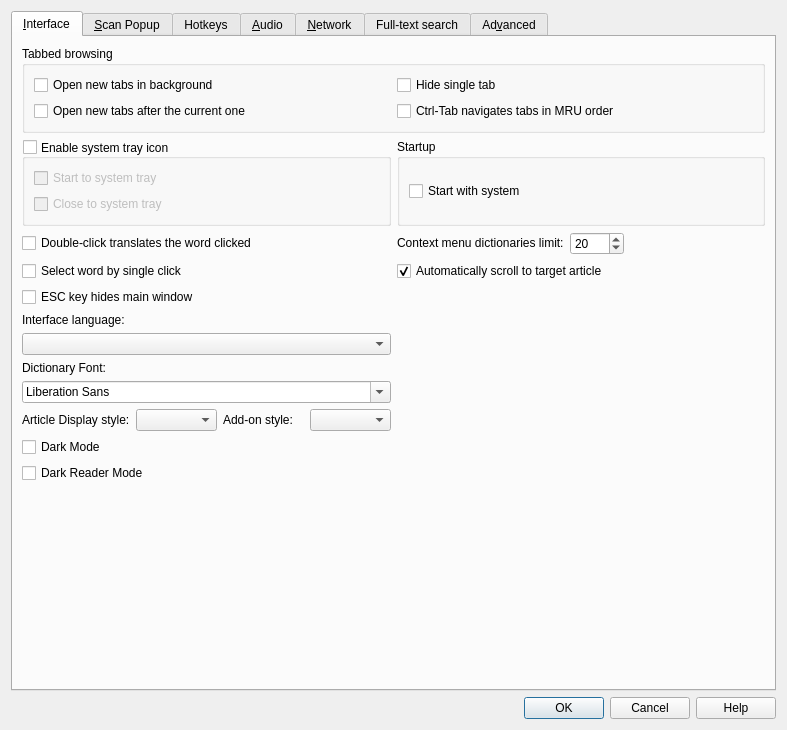
The window that src/ui/preferences.ui (xiaoyifang/goldendict-ng) describes before a commit, drawn with Qt 5.
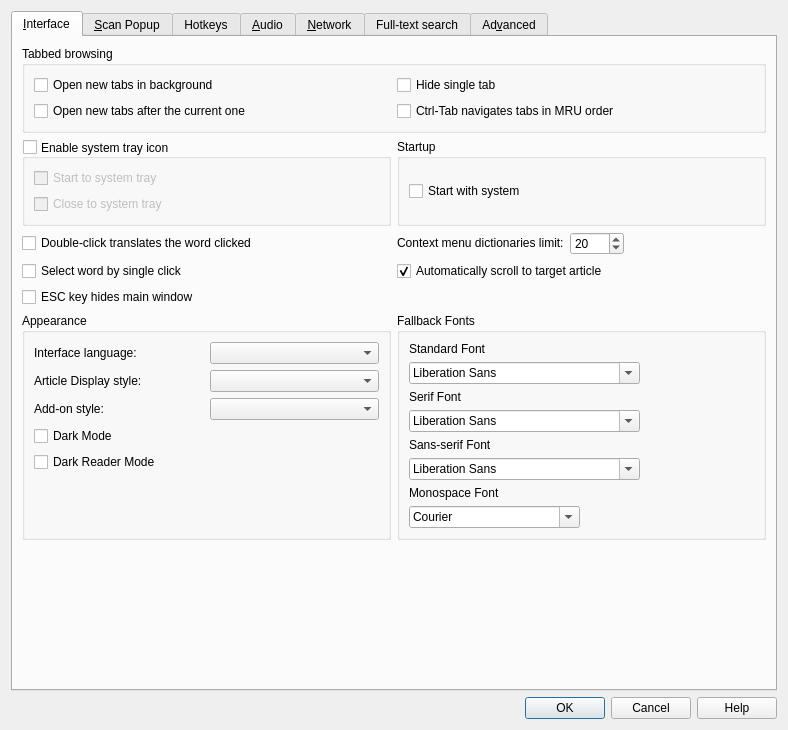
The same window after the commit. Icons and pictures are not drawn. Custom widgets are drawn as their Qt base class.

Commit message:
feat: add font customization (#973)
* action: auto clang format changes

action: clang-format

* feat: add separator tab to configure the font family for the web engine.

feat: custom fonts

feat: add custom font

i18n: update crowdin translation files

* [autofix.ci] apply automated fixes

* feat: add notice about the font customization

* feat: adjust interface layout

* i18n: update transaltion source

* fix: code smells

* feat: custom font layout adjustment

* i18n: update translation items

* feat: adjust layout of custom fonts

* i18n: new

* feat: adjust layout

---------

```diff
--- a/src/ui/preferences.ui
+++ b/src/ui/preferences.ui
@@ -6,7 +6,7 @@
    <rect>
     <x>0</x>
     <y>0</y>
-    <width>787</width>
+    <width>788</width>
     <height>730</height>
    </rect>
   </property>
@@ -53,6 +53,122 @@
        <property name="topMargin">
         <number>9</number>
        </property>
+       <item row="2" column="0">
+        <widget class="QCheckBox" name="doubleClickTranslates">
+         <property name="text">
+          <string>Double-click translates the word clicked</string>
+         </property>
+        </widget>
+       </item>
+       <item row="0" column="0" colspan="2">
+        <widget class="QGroupBox" name="groupBox">
+         <property name="title">
+          <string>Tabbed browsing</string>
+         </property>
+         <layout class="QGridLayout" name="gridLayout_5">
+          <item row="0" column="0">
+           <widget class="QCheckBox" name="newTabsOpenInBackground">
+            <property name="toolTip">
+             <string>Normally, opening a new tab switches to it immediately.
+With this on however, new tabs will be opened without
+switching to them.</string>
+            </property>
+            <property name="text">
+             <string>Open new tabs in background</string>
+            </property>
+           </widget>
+          </item>
+          <item row="1" column="0">
+           <widget class="QCheckBox" name="newTabsOpenAfterCurrentOne">
+            <property name="toolTip">
+             <string>With this on, new tabs are opened just after the
+current, active one. Otherwise they are added to
+be the last ones.</string>
+            </property>
+            <property name="text">
+             <string>Open new tabs after the current one</string>
+            </property>
+           </widget>
+          </item>
+          <item row="0" column="1">
+           <widget class="QCheckBox" name="hideSingleTab">
+            <property name="toolTip">
+             <string>Select this option if you don't want to see the main tab bar when only a single tab is opened.</string>
+            </property>
+            <property name="text">
+             <string>Hide single tab</string>
+            </property>
+           </widget>
+          </item>
+          <item row="1" column="1">
+           <widget class="QCheckBox" name="mruTabOrder">
+            <property name="toolTip">
+             <string>MRU order: Most recently used order.</string>
+            </property>
+            <property name="text">
+             <string>Ctrl-Tab navigates tabs in MRU order</string>
+            </property>
+           </widget>
+          </item>
+         </layout>
+        </widget>
+       </item>
+       <item row="4" column="0">
+        <widget class="QCheckBox" name="escKeyHidesMainWindow">
+         <property name="toolTip">
+          <string>Normally, pressing ESC key moves focus to the translation line.
+With this on however, it will hide the main window.</string>
+         </property>
+         <property name="text">
+          <string>ESC key hides main window</string>
+         </property>
+        </widget>
+       </item>
+       <item row="3" column="0">
+        <widget class="QCheckBox" name="selectBySingleClick">
+         <property name="toolTip">
+          <string>Turn this option on if you want to select words by single mouse click</string>
+         </property>
+         <property name="text">
+          <string>Select word by single click</string>
+         </property>
+        </widget>
+       </item>
+       <item row="1" column="1">
+        <widget class="QGroupBox" name="groupBox_2">
+         <property name="title">
+          <string>Startup</string>
+         </property>
+         <layout class="QVBoxLayout" name="verticalLayout_2">
+          <item>
+           <widget class="QCheckBox" name="cbAutostart">
+            <property name="toolTip">
+             <string>Automatically starts GoldenDict after operation system bootup.</string>
+            </property>
+            <property name="text">
+             <string>Start with system</string>
+            </property>
+           </widget>
+          </item>
+         </layout>
+        </widget>
+       </item>
+       <item row="3" column="1">
+        <widget class="QCheckBox" name="autoScrollToTargetArticle">
+         <property name="toolTip">
+          <string>Normally, clicking on a link, double-clicking on a word or looking up
+selection in an article loads the translation and almost immediately
+scrolls to the article from the same dictionary. With this option off,
+however, the article from the topmost dictionary is shown.</string>
+         </property>
+         <property name="text">
+          <string>Automatically scroll to target article</string>
+         </property>
+         <property name="checked">
+          <bool>true</bool>
+         </property>
+        </widget>
+       </item>
        <item row="1" column="0">
         <widget class="QGroupBox" name="enableTrayIcon">
          <property name="toolTip">
@@ -100,32 +216,18 @@
          </layout>
         </widget>
        </item>
-       <item row="4" column="0">
-        <widget class="QCheckBox" name="escKeyHidesMainWindow">
-         <property name="toolTip">
-          <string>Normally, pressing ESC key moves focus to the translation line.
-With this on however, it will hide the main window.</string>
+       <item row="16" column="0" colspan="2">
+        <spacer name="verticalSpacer">
+         <property name="orientation">
+          <enum>Qt::Vertical</enum>
          </property>
-         <property name="text">
-          <string>ESC key hides main window</string>
+         <property name="sizeHint" stdset="0">
+          <size>
+           <width>20</width>
+           <height>40</height>
+          </size>
          </property>
-        </widget>
-       </item>
-       <item row="3" column="1">
-        <widget class="QCheckBox" name="autoScrollToTargetArticle">
-         <property name="toolTip">
-          <string>Normally, clicking on a link, double-clicking on a word or looking up
-selection in an article loads the translation and almost immediately
-scrolls to the article from the same dictionary. With this option off,
-however, the article from the topmost dictionary is shown.</string>
-         </property>
-         <property name="text">
-          <string>Automatically scroll to target article</string>
-         </property>
-         <property name="checked">
-          <bool>true</bool>
-         </property>
-        </widget>
+        </spacer>
        </item>
        <item row="2" column="1">
         <layout class="QHBoxLayout" name="horizontalLayout_13">
@@ -176,189 +278,214 @@
          </item>
         </layout>
        </item>
-       <item row="1" column="1">
-        <widget class="QGroupBox" name="groupBox_2">
-         <property name="title">
-          <string>Startup</string>
-         </property>
-         <layout class="QVBoxLayout" name="verticalLayout_2">
-          <item>
-           <widget class="QCheckBox" name="cbAutostart">
-            <property name="toolTip">
-             <string>Automatically starts GoldenDict after operation system bootup.</string>
-            </property>
-            <property name="text">
-             <string>Start with system</string>
-            </property>
-           </widget>
-          </item>
-         </layout>
-        </widget>
-       </item>
-       <item row="5" column="0">
-        <widget class="QLabel" name="label_6">
-         <property name="text">
-          <string>Interface language:</string>
-         </property>
-        </widget>
-       </item>
-       <item row="7" column="0">
-        <widget class="QLabel" name="label_21">
-         <property name="text">
-          <string>Dictionary Font: </string>
-         </property>
-        </widget>
-       </item>
-       <item row="20" column="0" colspan="2">
-        <spacer name="verticalSpacer">
-         <property name="orientation">
-          <enum>Qt::Vertical</enum>
-         </property>
-         <property name="sizeHint" stdset="0">
-          <size>
-           <width>20</width>
-           <height>40</height>
-          </size>
-         </property>
-        </spacer>
-       </item>
-       <item row="10" column="0" colspan="2">
-        <layout class="QVBoxLayout" name="verticalLayout_16">
-         <item>
-          <widget class="QCheckBox" name="darkMode">
-           <property name="toolTip">
-            <string>Turn the UI to dark.</string>
-           </property>
-           <property name="text">
-            <string>Dark Mode</string>
-           </property>
-          </widget>
-         </item>
-         <item>
-          <widget class="QCheckBox" name="darkReaderMode">
-           <property name="toolTip">
-            <string>Turn the article display style to dark.</string>
-           </property>
-           <property name="text">
-            <string>Dark Reader Mode</string>
-           </property>
-          </widget>
-         </item>
-        </layout>
-       </item>
-       <item row="3" column="0">
-        <widget class="QCheckBox" name="selectBySingleClick">
-         <property name="toolTip">
-          <string>Turn this option on if you want to select words by single mouse click</string>
-         </property>
-         <property name="text">
-          <string>Select word by single click</string>
-         </property>
-        </widget>
-       </item>
-       <item row="6" column="0">
-        <widget class="QComboBox" name="interfaceLanguage">
-         <property name="sizeAdjustPolicy">
-          <enum>QComboBox::AdjustToContents</enum>
-         </property>
-        </widget>
-       </item>
-       <item row="8" column="0">
-        <widget class="QFontComboBox" name="fontFamilies">
-         <property name="sizePolicy">
-          <sizepolicy hsizetype="Preferred" vsizetype="Fixed">
-           <horstretch>0</horstretch>
-           <verstretch>0</verstretch>
-          </sizepolicy>
-         </property>
-         <property name="toolTip">
-          <string>set the fallback font family for dictionary</string>
-         </property>
-        </widget>
-       </item>
-       <item row="2" column="0">
-        <widget class="QCheckBox" name="doubleClickTranslates">
-         <property name="text">
-          <string>Double-click translates the word clicked</string>
-         </property>
-        </widget>
-       </item>
-       <item row="0" column="0" colspan="2">
-        <widget class="QGroupBox" name="groupBox">
-         <property name="title">
-          <string>Tabbed browsing</string>
-         </property>
-         <layout class="QGridLayout" name="gridLayout_5">
-          <item row="0" column="0">
-           <widget class="QCheckBox" name="newTabsOpenInBackground">
-            <property name="toolTip">
-             <string>Normally, opening a new tab switches to it immediately.
-With this on however, new tabs will be opened without
-switching to them.</string>
-            </property>
-            <property name="text">
-             <string>Open new tabs in background</string>
-            </property>
-           </widget>
-          </item>
-          <item row="1" column="0">
-           <widget class="QCheckBox" name="newTabsOpenAfterCurrentOne">
-            <property name="toolTip">
-             <string>With this on, new tabs are opened just after the
-current, active one. Otherwise they are added to
-be the last ones.</string>
-            </property>
-            <property name="text">
-             <string>Open new tabs after the current one</string>
-            </property>
-           </widget>
-          </item>
-          <item row="0" column="1">
-           <widget class="QCheckBox" name="hideSingleTab">
-            <property name="toolTip">
-             <string>Select this option if you don't want to see the main tab bar when only a single tab is opened.</string>
-            </property>
-            <property name="text">
-             <string>Hide single tab</string>
-            </property>
-           </widget>
-          </item>
-          <item row="1" column="1">
-           <widget class="QCheckBox" name="mruTabOrder">
-            <property name="toolTip">
-             <string>MRU order: Most recently used order.</string>
-            </property>
-            <property name="text">
-             <string>Ctrl-Tab navigates tabs in MRU order</string>
-            </property>
-           </widget>
-          </item>
-         </layout>
-        </widget>
-       </item>
        <item row="9" column="0">
-        <layout class="QHBoxLayout" name="horizontalLayout_5">
-         <item>
-          <widget class="QLabel" name="label_9">
-           <property name="text">
-            <string>Article Display style:</string>
-           </property>
-          </widget>
-         </item>
-         <item>
-          <widget class="QComboBox" name="displayStyle"/>
-         </item>
-         <item>
-          <widget class="QLabel" name="addonStylesLabel">
-           <property name="text">
-            <string>Add-on style:</string>
-           </property>
-          </widget>
-         </item>
-         <item>
-          <widget class="StylesComboBox" name="addonStyles"/>
-         </item>
-        </layout>
+        <widget class="QGroupBox" name="groupBox_5">
+         <property name="title">
+          <string>Appearance</string>
+         </property>
+         <layout class="QVBoxLayout" name="verticalLayout_16">
+          <item>
+           <layout class="QHBoxLayout" name="horizontalLayout_4">
+            <item>
+             <widget class="QLabel" name="label_6">
+              <property name="text">
+               <string>Interface language:</string>
+              </property>
+             </widget>
+            </item>
+            <item>
+             <widget class="QComboBox" name="interfaceLanguage">
+              <property name="sizePolicy">
+               <sizepolicy hsizetype="Preferred" vsizetype="Fixed">
+                <horstretch>0</horstretch>
+                <verstretch>0</verstretch>
+               </sizepolicy>
+              </property>
+              <property name="minimumSize">
+               <size>
+                <width>153</width>
+                <height>0</height>
+               </size>
+              </property>
+              <property name="sizeAdjustPolicy">
+               <enum>QComboBox::AdjustToContents</enum>
+              </property>
+             </widget>
+            </item>
+           </layout>
+          </item>
+          <item>
+           <layout class="QHBoxLayout" name="horizontalLayout_5">
+            <item>
+             <widget class="QLabel" name="label_9">
+              <property name="text">
+               <string>Article Display style:</string>
+              </property>
+             </widget>
+            </item>
+            <item>
+             <widget class="QComboBox" name="displayStyle">
+              <property name="sizePolicy">
+               <sizepolicy hsizetype="Preferred" vsizetype="Fixed">
+                <horstretch>0</horstretch>
+                <verstretch>0</verstretch>
+               </sizepolicy>
+              </property>
+              <property name="minimumSize">
+               <size>
+                <width>100</width>
+                <height>0</height>
+               </size>
+              </property>
+             </widget>
+            </item>
+           </layout>
+          </item>
+          <item>
+           <layout class="QHBoxLayout" name="horizontalLayout_12">
+            <item>
+             <widget class="QLabel" name="addonStylesLabel">
+              <property name="text">
+               <string>Add-on style:</string>
+              </property>
+             </widget>
+            </item>
+            <item>
+             <widget class="StylesComboBox" name="addonStyles">
+              <property name="sizePolicy">
+               <sizepolicy hsizetype="Preferred" vsizetype="Fixed">
+                <horstretch>0</horstretch>
+                <verstretch>0</verstretch>
+               </sizepolicy>
+              </property>
+              <property name="minimumSize">
+               <size>
+                <width>100</width>
+                <height>0</height>
+               </size>
+              </property>
+             </widget>
+            </item>
+           </layout>
+          </item>
+          <item>
+           <widget class="QCheckBox" name="darkMode">
+            <property name="toolTip">
+             <string>Turn the UI to dark.</string>
+            </property>
+            <property name="text">
+             <string>Dark Mode</string>
+            </property>
+           </widget>
+          </item>
+          <item>
+           <widget class="QCheckBox" name="darkReaderMode">
+            <property name="toolTip">
+             <string>Turn the article display style to dark.</string>
+            </property>
+            <property name="text">
+             <string>Dark Reader Mode</string>
+            </property>
+           </widget>
+          </item>
+          <item>
+           <spacer name="verticalSpacer_5">
+            <property name="orientation">
+             <enum>Qt::Vertical</enum>
+            </property>
+            <property name="sizeHint" stdset="0">
+             <size>
+              <width>20</width>
+              <height>40</height>
+             </size>
+            </property>
+           </spacer>
+          </item>
+         </layout>
+        </widget>
+       </item>
+       <item row="9" column="1">
+        <widget class="QGroupBox" name="groupBox_10">
+         <property name="toolTip">
+          <string>These fonts will be applied when the fonts specified by a dictionary are not found.</string>
+         </property>
+         <property name="title">
+          <string>Fallback Fonts</string>
+         </property>
+         <layout class="QVBoxLayout" name="verticalLayout_17">
+          <item>
+           <widget class="QLabel" name="label_16">
+            <property name="text">
+             <string>Standard Font</string>
+            </property>
+           </widget>
+          </item>
+          <item>
+           <widget class="QFontComboBox" name="font_standard">
+            <property name="sizePolicy">
+             <sizepolicy hsizetype="Fixed" vsizetype="Fixed">
+              <horstretch>0</horstretch>
+              <verstretch>0</verstretch>
+             </sizepolicy>
+            </property>
+           </widget>
+          </item>
+          <item>
+           <widget class="QLabel" name="label_21">
+            <property name="text">
+             <string>Serif Font</string>
+            </property>
+           </widget>
+          </item>
+          <item>
+           <widget class="QFontComboBox" name="font_serif">
+            <property name="sizePolicy">
+             <sizepolicy hsizetype="Fixed" vsizetype="Fixed">
+              <horstretch>0</horstretch>
+              <verstretch>0</verstretch>
+             </sizepolicy>
+            </property>
+           </widget>
+          </item>
+          <item>
+           <widget class="QLabel" name="label_26">
+            <property name="text">
+             <string>Sans-serif Font</string>
+            </property>
+           </widget>
+          </item>
+          <item>
+           <widget class="QFontComboBox" name="font_sans">
+            <property name="sizePolicy">
+             <sizepolicy hsizetype="Fixed" vsizetype="Fixed">
+              <horstretch>0</horstretch>
+              <verstretch>0</verstretch>
+             </sizepolicy>
+            </property>
+           </widget>
+          </item>
+          <item>
+           <widget class="QLabel" name="label_27">
+            <property name="text">
+             <string>Monospace Font</string>
+            </property>
+           </widget>
+          </item>
+          <item>
+           <widget class="QFontComboBox" name="font_monospace">
+            <property name="sizePolicy">
+             <sizepolicy hsizetype="Fixed" vsizetype="Fixed">
+              <horstretch>0</horstretch>
+              <verstretch>0</verstretch>
+             </sizepolicy>
+            </property>
+            <property name="fontFilters">
+             <set>QFontComboBox::MonospacedFonts</set>
+            </property>
+           </widget>
+          </item>
+         </layout>
+        </widget>
        </item>
       </layout>
      </widget>
```
The commit also changes 8 other files.
